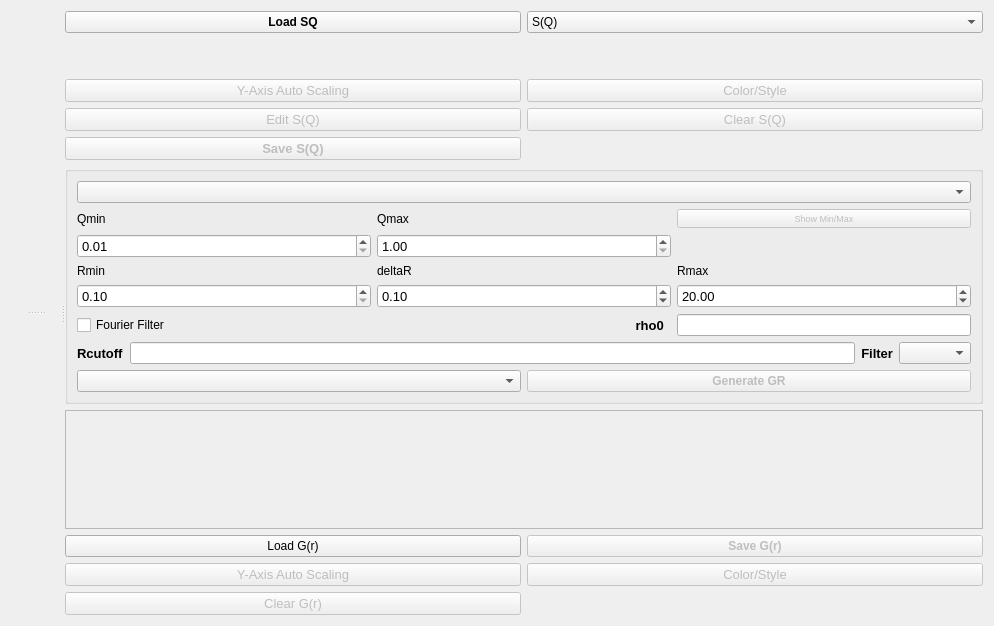
The window that addie/ui/splitui_calculategr_tab.ui (neutrons/addie) describes before a commit, drawn with Qt 5.
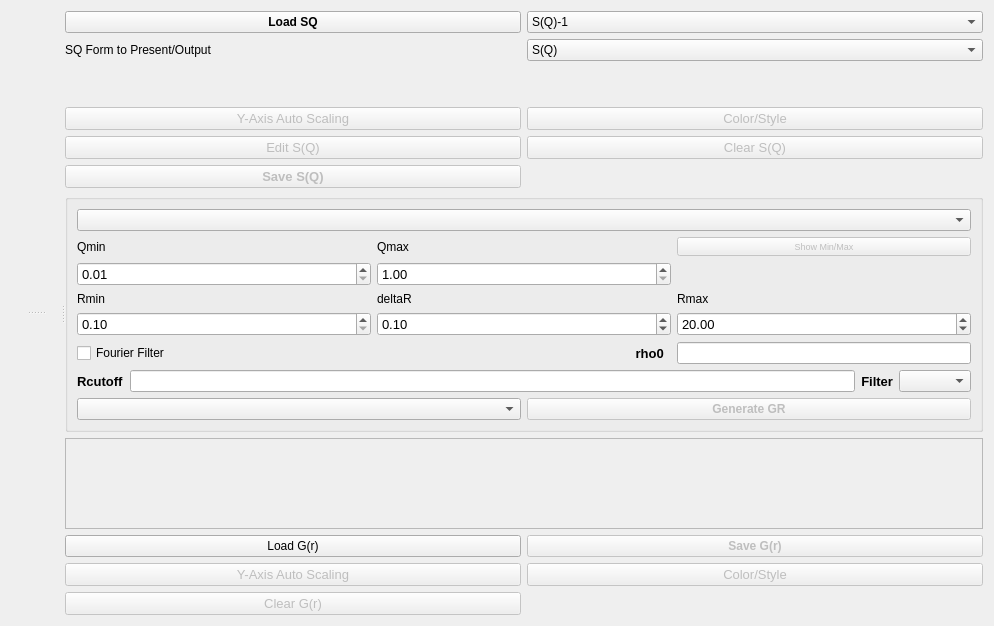
The same window after the commit.

Commit message: fix Gr load and convert issues

```diff
--- a/addie/ui/splitui_calculategr_tab.ui
+++ b/addie/ui/splitui_calculategr_tab.ui
@@ -167,6 +167,32 @@
           <widget class="QComboBox" name="comboBox_SofQType">
            <item>
             <property name="text">
+             <string>S(Q)-1</string>
+            </property>
+           </item>
+           <item>
+            <property name="text">
+             <string>S(Q)</string>
+            </property>
+           </item>
+           <item>
+            <property name="text">
+             <string>Q[S(Q)-1]</string>
+            </property>
+           </item>
+          </widget>
+         </item>
+         <item row="2" column="0">
+          <widget class="QLabel" name="labelConvertSofQ">
+           <property name="text">
+               <string>SQ Form to Present/Output</string>
+           </property>
+          </widget>
+         </item>
+         <item row="2" column="1">
+          <widget class="QComboBox" name="comboBox_inSofQType">
+           <item>
+            <property name="text">
              <string>S(Q)</string>
             </property>
            </item>
```
The commit also changes 5 other files.
